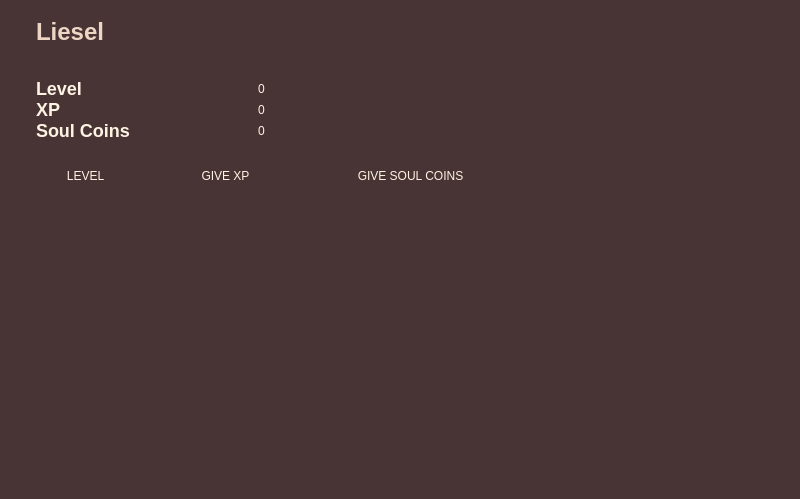
Before: the Qt Designer form ui/mainwindow.ui in natan-dot-com/TalesOfLiesel, drawn with Qt 5.
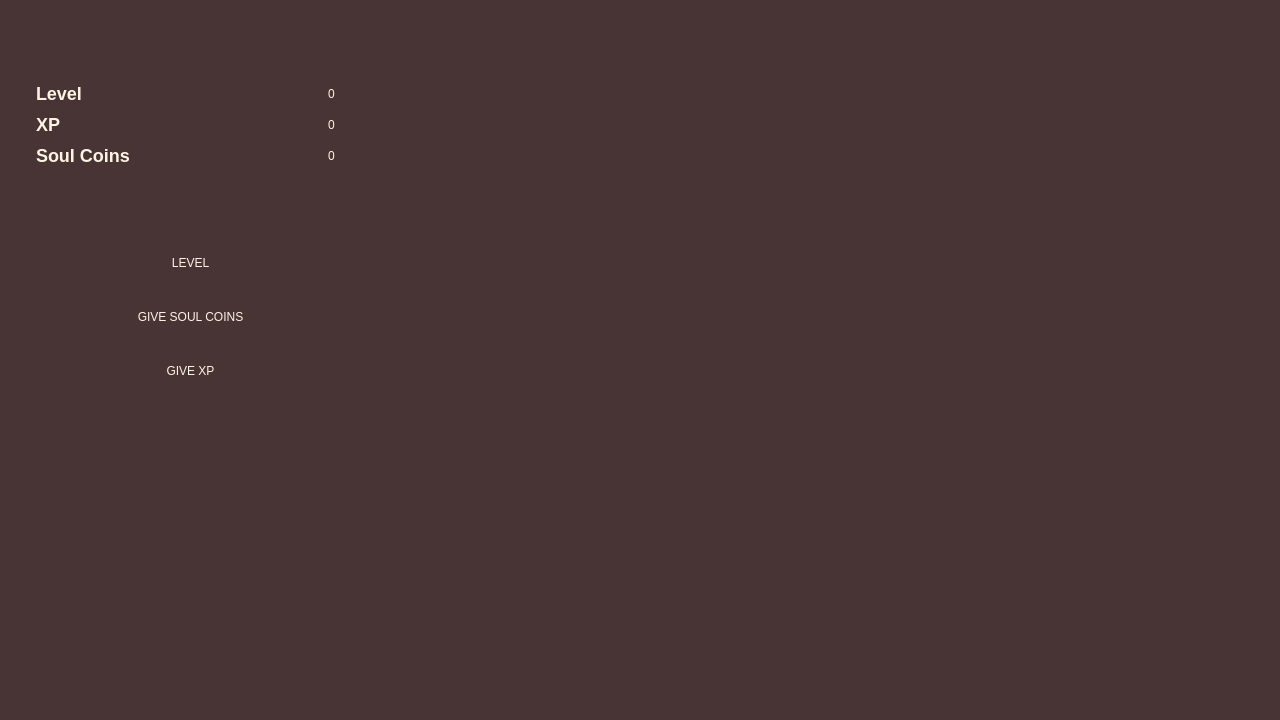
After: the same form once the commit is applied. Icons and pictures are not drawn.

```diff
--- a/ui/mainwindow.ui
+++ b/ui/mainwindow.ui
@@ -6,10 +6,16 @@
    <rect>
     <x>0</x>
     <y>0</y>
-    <width>800</width>
-    <height>499</height>
+    <width>1280</width>
+    <height>720</height>
    </rect>
   </property>
+  <property name="maximumSize">
+   <size>
+    <width>1280</width>
+    <height>720</height>
+   </size>
+  </property>
   <property name="windowTitle">
    <string>MainWindow</string>
   </property>
@@ -21,13 +27,14 @@
     <property name="geometry">
      <rect>
       <x>20</x>
-      <y>10</y>
-      <width>261</width>
-      <height>131</height>
+      <y>70</y>
+      <width>331</width>
+      <height>101</height>
      </rect>
     </property>
     <property name="styleSheet">
-     <string notr="true">color: #FFF3E4;</string>
+     <string notr="true">color: #FFF3E4;
+background-color: transparent;</string>
     </property>
     <layout class="QVBoxLayout" name="verticalLayout">
      <property name="spacing">
@@ -42,29 +49,6 @@
      <property name="rightMargin">
       <number>16</number>
      </property>
-     <item>
-      <widget class="QLabel" name="Liesel">
-       <property name="styleSheet">
-        <string notr="true">color: #EED6C4;</string>
-       </property>
-       <property name="text">
-        <string>&lt;h1&gt;Liesel&lt;/h1&gt;</string>
-       </property>
-      </widget>
-     </item>
-     <item>
-      <spacer name="verticalSpacer">
-       <property name="orientation">
-        <enum>Qt::Vertical</enum>
-       </property>
-       <property name="sizeHint" stdset="0">
-        <size>
-         <width>20</width>
-         <height>40</height>
-        </size>
-       </property>
-      </spacer>
-     </item>
      <item>
       <layout class="QHBoxLayout" name="divLevel">
        <property name="sizeConstraint">
@@ -193,103 +177,163 @@
      </item>
     </layout>
    </widget>
-   <widget class="QPushButton" name="giveLevelButton">
+   <widget class="QLabel" name="lieselSection">
     <property name="geometry">
      <rect>
-      <x>30</x>
-      <y>150</y>
-      <width>111</width>
-      <height>51</height>
+      <x>10</x>
+      <y>0</y>
+      <width>411</width>
+      <height>201</height>
      </rect>
     </property>
     <property name="styleSheet">
-     <string notr="true">color: #FFF3E4;
-background-color: transparent;
-outline: 0;
-width: 100%;
-border: 0;
-padding: 15px;</string>
+     <string notr="true">background-color: transparent;</string>
     </property>
     <property name="text">
-     <string>LEVEL</string>
+     <string/>
     </property>
     <property name="icon">
      <iconset>
       <normalon>:/imgs/src/assets/upgradeGreen.png</normalon>
      </iconset>
     </property>
-    <property name="iconSize">
-     <size>
-      <width>25</width>
-      <height>25</height>
-     </size>
-    </property>
-    <property name="checkable">
-     <bool>true</bool>
-    </property>
    </widget>
-   <widget class="QPushButton" name="giveXP">
+   <widget class="QLabel" name="skillsSection">
     <property name="geometry">
      <rect>
-      <x>170</x>
-      <y>150</y>
-      <width>111</width>
-      <height>51</height>
+      <x>10</x>
+      <y>170</y>
+      <width>361</width>
+      <height>531</height>
      </rect>
     </property>
     <property name="styleSheet">
-     <string notr="true">color: #FFF3E4;
-background-color: transparent;
-outline: 0;
-width: 100%;
-border: 0;
-padding: 15px;</string>
+     <string notr="true">background-color: transparent;</string>
     </property>
     <property name="text">
-     <string>GIVE XP</string>
+     <string/>
     </property>
     <property name="icon">
      <iconset>
       <normalon>:/imgs/src/assets/upgradeCyan.png</normalon>
      </iconset>
     </property>
-    <property name="iconSize">
-     <size>
-      <width>25</width>
-      <height>25</height>
-     </size>
-    </property>
    </widget>
-   <widget class="QPushButton" name="giveSoulCoins">
+   <widget class="QFrame" name="verticalFrame">
     <property name="geometry">
      <rect>
-      <x>320</x>
-      <y>150</y>
-      <width>181</width>
-      <height>51</height>
+      <x>20</x>
+      <y>228</y>
+      <width>341</width>
+      <height>181</height>
      </rect>
     </property>
     <property name="styleSheet">
-     <string notr="true">color: #FFF3E4;
+     <string notr="true">background-color: transparent;</string>
+    </property>
+    <layout class="QVBoxLayout" name="verticalLayout_2">
+     <item>
+      <widget class="QPushButton" name="giveLevelButton">
+       <property name="styleSheet">
+        <string notr="true">color: #FFF3E4;
 background-color: transparent;
 outline: 0;
 width: 100%;
 border: 0;
 padding: 15px;</string>
+       </property>
+       <property name="text">
+        <string>LEVEL</string>
+       </property>
+       <property name="icon">
+        <iconset>
+         <normalon>:/imgs/src/assets/ui-components/upgradeGreen.png</normalon>
+        </iconset>
+       </property>
+       <property name="iconSize">
+        <size>
+         <width>25</width>
+         <height>25</height>
+        </size>
+       </property>
+      </widget>
+     </item>
+     <item>
+      <widget class="QPushButton" name="giveSoulCoins">
+       <property name="styleSheet">
+        <string notr="true">color: #FFF3E4;
+background-color: transparent;
+outline: 0;
+width: 100%;
+border: 0;
+padding: 15px;</string>
+       </property>
+       <property name="text">
+        <string>GIVE SOUL COINS</string>
+       </property>
+       <property name="icon">
+        <iconset>
+         <normaloff>:/imgs/src/assets/upgradeCyan.png</normaloff>
+         <normalon>:/imgs/src/assets/ui-components/upgradeCyan.png</normalon>:/imgs/src/assets/upgradeCyan.png</iconset>
+       </property>
+       <property name="iconSize">
+        <size>
+         <width>25</width>
+         <height>25</height>
+        </size>
+       </property>
+      </widget>
+     </item>
+     <item>
+      <widget class="QPushButton" name="giveXP">
+       <property name="styleSheet">
+        <string notr="true">color: #FFF3E4;
+background-color: transparent;
+outline: 0;
+width: 100%;
+border: 0;
+padding: 15px;</string>
+       </property>
+       <property name="text">
+        <string>GIVE XP</string>
+       </property>
+       <property name="icon">
+        <iconset>
+         <normalon>:/imgs/src/assets/ui-components/upgradeYellow.png</normalon>
+        </iconset>
+       </property>
+       <property name="iconSize">
+        <size>
+         <width>25</width>
+         <height>25</height>
+        </size>
+       </property>
+      </widget>
+     </item>
+    </layout>
+   </widget>
+   <widget class="QLabel" name="enemy">
+    <property name="geometry">
+     <rect>
+      <x>430</x>
+      <y>300</y>
+      <width>171</width>
+      <height>381</height>
+     </rect>
     </property>
+    <property name="styleSheet">
+     <string notr="true">background-color: transparent;</string>
+    </property>
     <property name="text">
-     <string>GIVE SOUL COINS</string>
+     <string/>
     </property>
     <property name="icon">
      <iconset>
       <normalon>:/imgs/src/assets/upgradeYellow.png</normalon>
      </iconset>
     </property>
-    <property name="iconSize">
-     <size>
-      <width>25</width>
-      <height>25</height>
-     </size>
+    <property name="scaledContents">
+     <bool>true</bool>
     </property>
    </widget>
   </widget>
```
Left out of the diff: 124 changed lines with no effect on the pictures.
